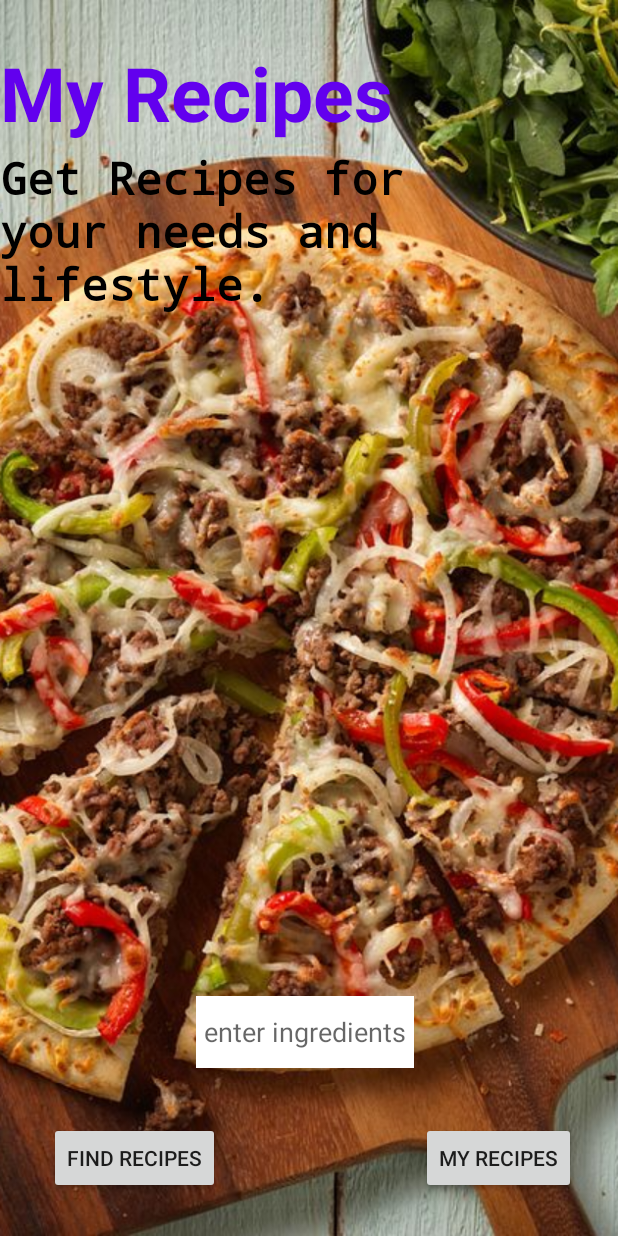
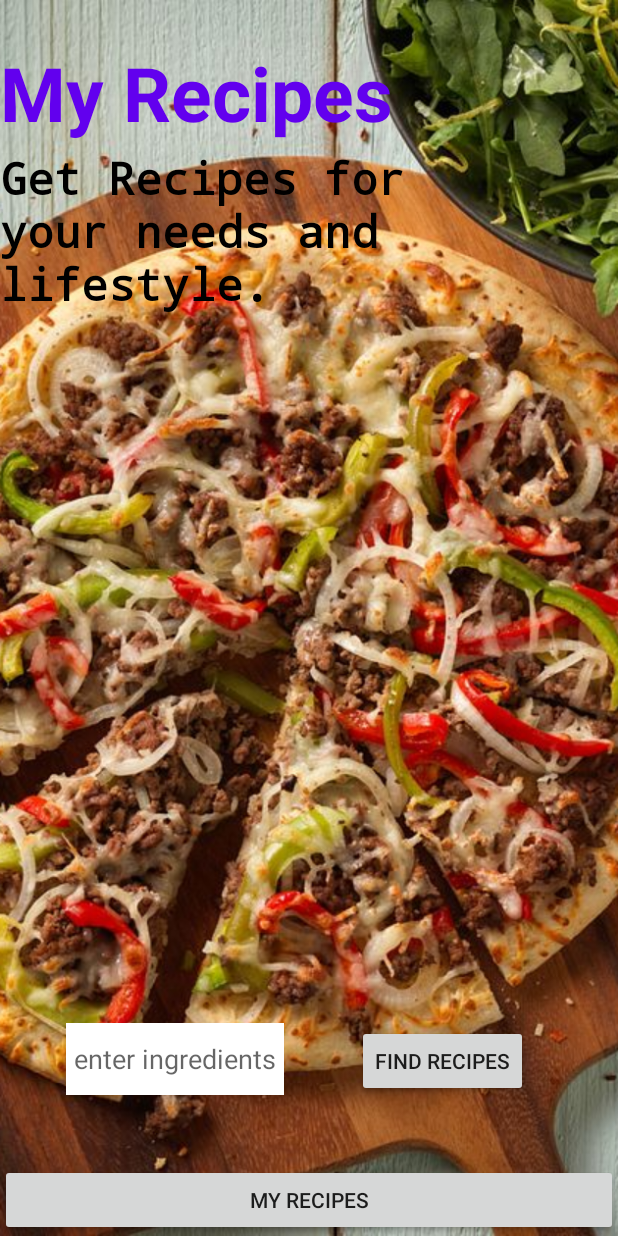
Before and after one commit to lelemoyog/core-android-ip, an Android app: the screen it shows after launch (MainActivity), on a phone screen of 412 x 824 dp. Run offline under Robolectric (Android 15) with nearby library versions, the phone set to English and light mode, and no system bars; our stand-ins replace ButterKnife.

Commit message:
updated readme

```diff
--- a/app/src/main/res/layout/activity_main.xml
+++ b/app/src/main/res/layout/activity_main.xml
@@ -14,7 +14,11 @@
         android:scaleType="centerCrop"
         android:src="@drawable/myrecipes"
         app:layout_constraintBottom_toBottomOf="parent"
-        app:layout_constraintStart_toStartOf="parent" />
+        app:layout_constraintEnd_toEndOf="parent"
+        app:layout_constraintHorizontal_bias="0.0"
+        app:layout_constraintStart_toStartOf="parent"
+        app:layout_constraintTop_toTopOf="parent"
+        app:layout_constraintVertical_bias="0.0" />
 
     <TextView
         android:id="@+id/appNameTextView"
@@ -36,25 +40,24 @@
         android:id="@+id/myRecipes"
         android:layout_width="wrap_content"
         android:layout_height="wrap_content"
-        android:layout_marginBottom="28dp"
         android:text="find recipes"
         app:layout_constraintBottom_toBottomOf="parent"
-        app:layout_constraintEnd_toStartOf="@+id/findRecipes"
-        app:layout_constraintHorizontal_bias="0.194"
-        app:layout_constraintStart_toStartOf="parent"
-        app:layout_constraintTop_toBottomOf="@+id/appNameTextView"
-        app:layout_constraintVertical_bias="1.0" />
+        app:layout_constraintEnd_toEndOf="parent"
+        app:layout_constraintHorizontal_bias="0.445"
+        app:layout_constraintStart_toEndOf="@+id/ingredientEditText"
+        app:layout_constraintTop_toTopOf="parent"
+        app:layout_constraintVertical_bias="0.881" />
 
     <Button
         android:id="@+id/findRecipes"
         android:layout_width="0dp"
         android:layout_height="wrap_content"
-        android:layout_marginEnd="28dp"
-        android:layout_marginBottom="28dp"
         android:text="my Recipes"
         app:layout_constraintBottom_toBottomOf="parent"
         app:layout_constraintEnd_toEndOf="parent"
-        app:layout_constraintTop_toBottomOf="@+id/appNameTextView"
+        app:layout_constraintHorizontal_bias="0.0"
+        app:layout_constraintStart_toStartOf="parent"
+        app:layout_constraintTop_toBottomOf="@+id/textView2"
         app:layout_constraintVertical_bias="1.0" />
 
     <TextView
@@ -80,17 +83,13 @@
         android:layout_height="wrap_content"
         android:layout_above="@+id/findRecipes"
         android:layout_centerHorizontal="true"
-        android:layout_marginBottom="36dp"
+        android:layout_marginStart="44dp"
         android:background="@color/white"
         android:hint="enter ingredients"
         android:inputType="textMultiLine"
         android:minHeight="48dp"
         android:padding="5dp"
-        app:layout_constraintBottom_toTopOf="@+id/findRecipes"
-        app:layout_constraintEnd_toEndOf="parent"
-        app:layout_constraintHorizontal_bias="0.49"
-        app:layout_constraintStart_toStartOf="parent"
-        app:layout_constraintTop_toBottomOf="@+id/textView2"
-        app:layout_constraintVertical_bias="1.0" />
+        app:layout_constraintBaseline_toBaselineOf="@+id/myRecipes"
+        app:layout_constraintStart_toStartOf="parent" />
 
 </androidx.constraintlayout.widget.ConstraintLayout>
```
Also changed, not shown: 4 other files.
